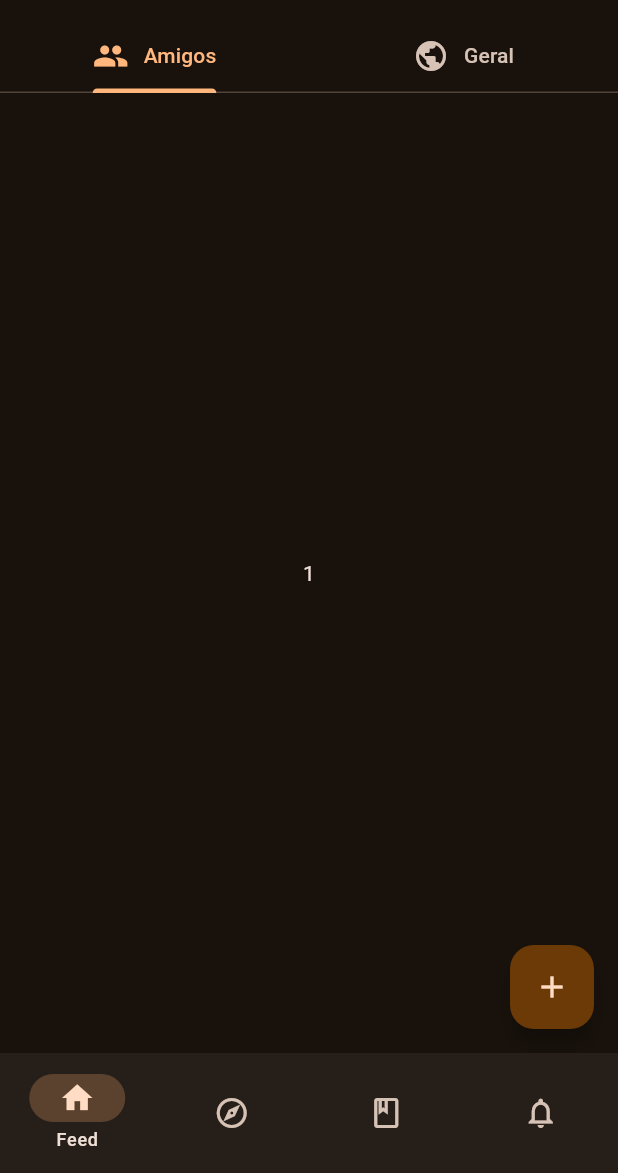
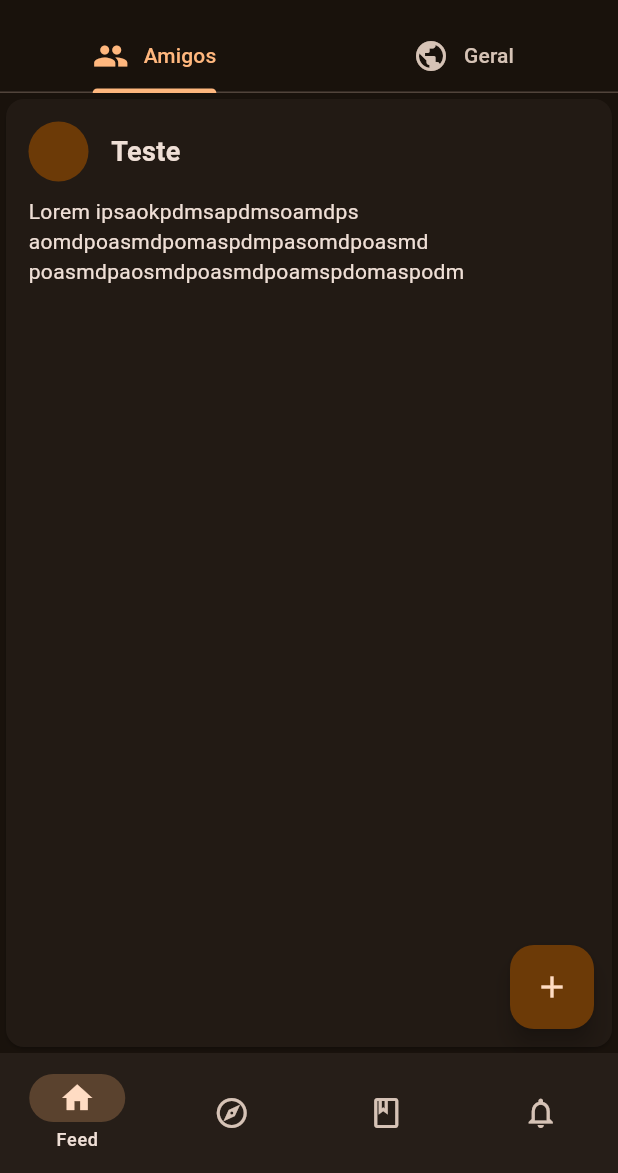
Before and after one commit to mayhmemo/cultbase, a Flutter app: the screen it shows after launch, on a phone screen of 412 x 824 dp, the part 63-1236 px from its top. Run offline on Flutter 3.47's test engine with Material 2 defaults, Android fonts, the phone set to English and light mode, and no system bars.

Commit message:
feat: feed page post

```diff
--- /dev/null
+++ b/lib/pages/components/feed/feed_card.dart
@@ -0,0 +1,48 @@
+import 'package:flutter/material.dart';
+
+class PostWidget extends StatefulWidget {
+  const PostWidget({super.key});
+
+  @override
+  State<PostWidget> createState() => _PostWidgetState();
+}
+
+class _PostWidgetState extends State<PostWidget> {
+  @override
+  Widget build(BuildContext context) {
+    return const Card(
+      shape: RoundedRectangleBorder(
+        borderRadius: BorderRadius.all(Radius.circular(12)),
+      ),
+      child: Padding(
+        padding: EdgeInsets.all(15),
+        child: Column(
+          children: [
+            Row(
+              children: [
+                CircleAvatar(),
+                Padding(padding: EdgeInsets.only(right: 15)),
+                Text('Teste', style: TextStyle(fontSize: 18, fontWeight: FontWeight.bold)),
+              ],
+            ),
+            SizedBox(height: 10),
+            Column(
+              children: [
+                Row(
+                  children: [
+                    Flexible(
+                      child: Text(
+                        'Lorem ipsaokpdmsapdmsoamdps aomdpoasmdpomaspdmpasomdpoasmd poasmdpaosmdpoasmdpoamspdomaspodm',
+                        overflow: TextOverflow.clip,
+                      ),
+                    )
+                  ],
+                )
+              ],
+            )
+          ],
+        ),
+      )
+    );
+  }
+}
--- a/lib/pages/subpages/feed_friends.dart
+++ b/lib/pages/subpages/feed_friends.dart
@@ -1,3 +1,4 @@
+import 'package:cultbase/pages/components/feed/feed_card.dart';
 import 'package:flutter/material.dart';
 
 class FeedFriendsPage extends StatefulWidget {
@@ -11,9 +12,7 @@ class _FeedFriendsPageState extends State<FeedFriendsPage> {
   @override
   Widget build(BuildContext context) {
     return const Scaffold(
-      body: Center(
-        child: Text('1'),
-      ),
+      body: PostWidget(),
     );
   }
 }
```
